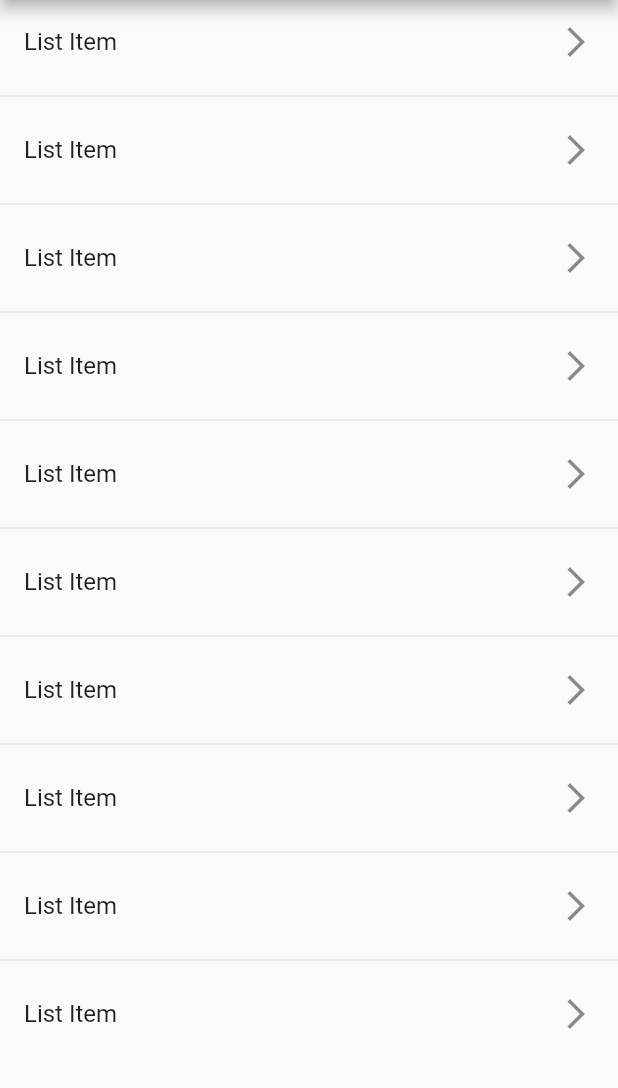
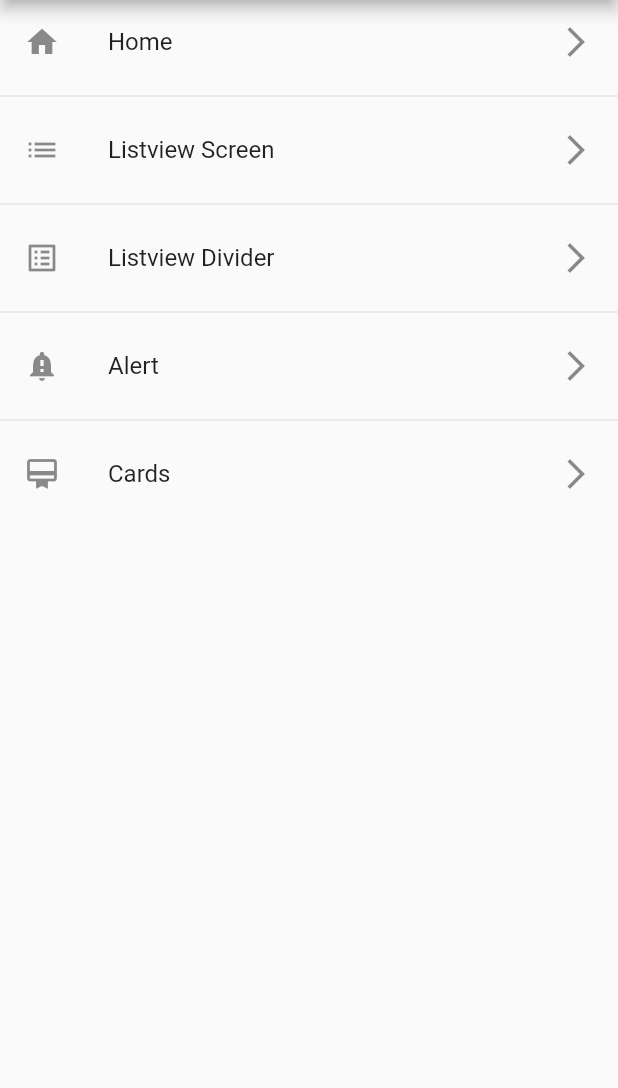
Before and after one commit to JohanRiv/components_app, a Flutter app: the screen it shows after launch, on a phone screen of 412 x 824 dp, the part 84-1172 px from its top. Run offline on Flutter 3.47's test engine with Material 2 defaults, Android fonts, the phone set to English and light mode, and no system bars.

Commit message:
Add new route config to the app

```diff
--- a/lib/main.dart
+++ b/lib/main.dart
@@ -13,7 +13,7 @@ class MyApp extends StatelessWidget {
       title: 'Material App',
       debugShowCheckedModeBanner: false,
       initialRoute: AppRoutes.initialRoute,
-      routes: AppRoutes.routes,
+      routes: AppRoutes.getRoutes(),
       onGenerateRoute: AppRoutes.onGenerateRoute,
     );
   }
--- /dev/null
+++ b/lib/models/menu_option_model.dart
@@ -0,0 +1,15 @@
+import 'package:flutter/material.dart';
+
+class MenuOptionModel {
+  final String route;
+  final IconData icon;
+  final String screenName;
+  final Widget screen;
+
+  MenuOptionModel({
+    required this.screenName,
+    required this.route,
+    required this.screen,
+    required this.icon,
+  });
+}
--- /dev/null
+++ b/lib/models/models.dart
@@ -0,0 +1 @@
+export 'package:components_app/models/menu_option_model.dart';
--- a/lib/router/app_routes.dart
+++ b/lib/router/app_routes.dart
@@ -1,21 +1,49 @@
-import 'dart:js';
-
 import 'package:flutter/material.dart';
 
+import 'package:components_app/models/models.dart';
 import 'package:components_app/screens/screens.dart';
 
 class AppRoutes {
+  static final List<MenuOptionModel> menuOptions = [
+    MenuOptionModel(
+        screenName: 'Home',
+        route: 'home',
+        screen: const HomeScreen(),
+        icon: Icons.home),
+    MenuOptionModel(
+        screenName: 'Listview Screen',
+        route: 'listview',
+        screen: const ListviewScreen(),
+        icon: Icons.list),
+    MenuOptionModel(
+        screenName: 'Listview Divider',
+        route: 'listviewDivider',
+        screen: const ListviewDividerScreen(),
+        icon: Icons.list_alt),
+    MenuOptionModel(
+        screenName: 'Alert',
+        route: 'alert',
+        screen: const AlertScreen(),
+        icon: Icons.notification_important),
+    MenuOptionModel(
+        screenName: 'Cards',
+        route: 'card',
+        screen: const CardScreen(),
+        icon: Icons.card_membership)
+  ];
+
   static const initialRoute = 'home';
-
-  static Map<String, Widget Function(BuildContext)> routes = {
-    'listview': (context) => const CardScreen(),
-    'listViewDivider': (context) => const ListViewDividerScreen(),
-    'alert': (context) => const AlertScreen(),
-    'card': (context) => const CardScreen(),
-    'home': (context) => const HomeScreen(),
-  };
 
   static Route<dynamic> onGenerateRoute(RouteSettings routeSettings) {
     return MaterialPageRoute(builder: (context) => const AlertScreen());
   }
+
+  static Map<String, Widget Function(BuildContext)> getRoutes() {
+    Map<String, Widget Function(BuildContext)> appRoutes = {};
+    for (var item in menuOptions) {
+      appRoutes.addAll({item.route: (BuildContext context) => item.screen});
+    }
+
+    return appRoutes;
+  }
 }
--- a/lib/screens/home_screen.dart
+++ b/lib/screens/home_screen.dart
@@ -1,3 +1,4 @@
+import 'package:components_app/router/app_routes.dart';
 import 'package:flutter/material.dart';
 
 class HomeScreen extends StatelessWidget {
@@ -11,14 +12,16 @@ class HomeScreen extends StatelessWidget {
       ),
       body: ListView.separated(
           itemBuilder: (_, index) => ListTile(
-                title: const Text("List Item"),
+                title: Text(AppRoutes.menuOptions[index].screenName),
+                leading: Icon(AppRoutes.menuOptions[index].icon),
                 trailing: const Icon(Icons.arrow_forward_ios),
                 onTap: () {
-                  Navigator.pushNamed(context, 'listViewDivider');
+                  Navigator.pushNamed(
+                      context, AppRoutes.menuOptions[index].route);
                 },
               ),
           separatorBuilder: (_, __) => const Divider(),
-          itemCount: 10),
+          itemCount: AppRoutes.menuOptions.length),
     );
   }
 }
--- a/lib/screens/listview_divider_screen.dart
+++ b/lib/screens/listview_divider_screen.dart
@@ -1,7 +1,7 @@
 import 'package:flutter/material.dart';
 
-class ListViewDividerScreen extends StatelessWidget {
-  const ListViewDividerScreen({Key? key}) : super(key: key);
+class ListviewDividerScreen extends StatelessWidget {
+  const ListviewDividerScreen({Key? key}) : super(key: key);
 
   final options = const [
     "Full Methal Alchemist",
--- a/lib/screens/listview_screen.dart
+++ b/lib/screens/listview_screen.dart
@@ -1,7 +1,7 @@
 import 'package:flutter/material.dart';
 
-class ListViewScreen extends StatelessWidget {
-  const ListViewScreen({Key? key}) : super(key: key);
+class ListviewScreen extends StatelessWidget {
+  const ListviewScreen({Key? key}) : super(key: key);
 
   final options = const [
     "Full Methal Alchemist",
```
